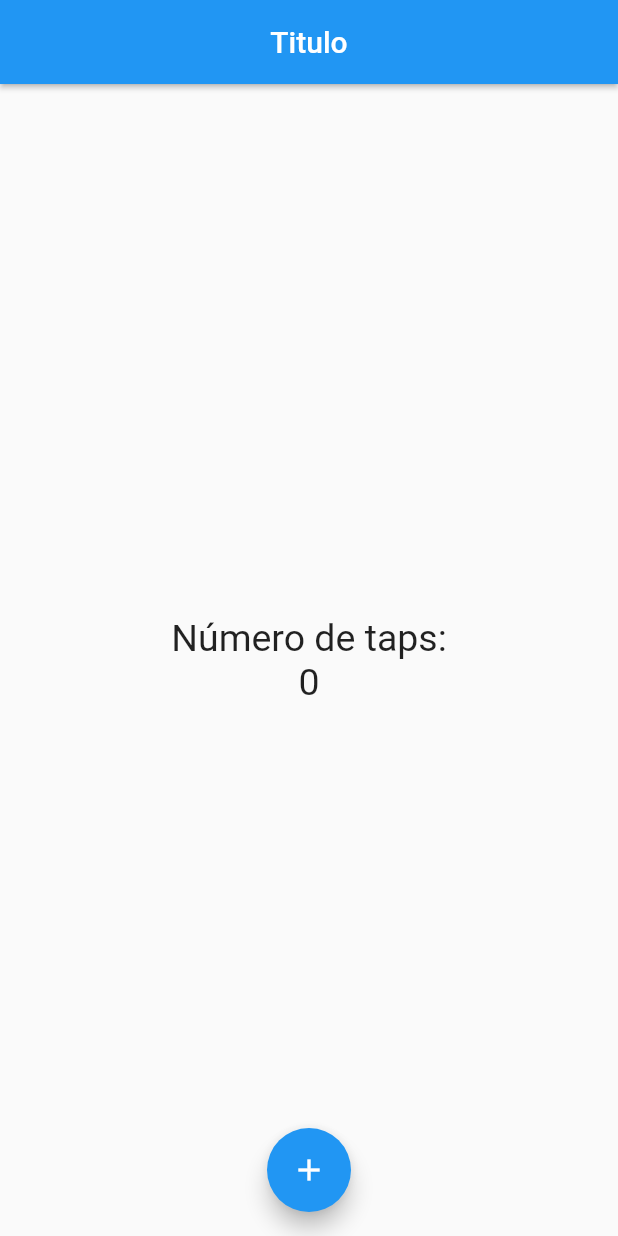
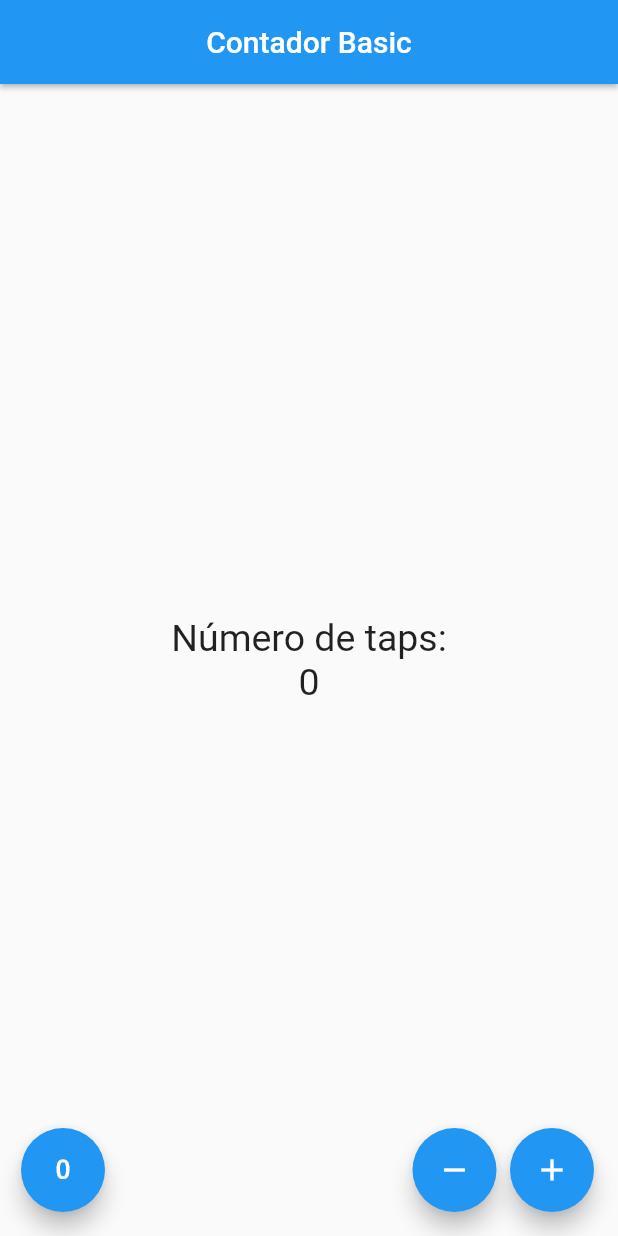
Before and after one commit to josefandino/contador, a Flutter app: the screen it shows after launch, on a phone screen of 412 x 824 dp. Run offline on Flutter 3.47's test engine with Material 2 defaults, Android fonts, the phone set to English and light mode, and no system bars.

Commit message:
funcionality contador_page.dart

```diff
--- a/lib/src/app.dart
+++ b/lib/src/app.dart
@@ -1,15 +1,18 @@
 import 'package:flutter/material.dart';
 
 
-import 'package:contador/src/pages/home_page.dart';
+import 'package:contador/src/pages/contador_page.dart';
+// import 'package:contador/src/pages/home_page.dart';
 
 
 class MyApp extends StatelessWidget {
   @override
   Widget build(context) {
     return MaterialApp(
+      debugShowCheckedModeBanner: false,
       home: Center(
-        child: HomePage(),
+        // child: HomePage(),
+        child: ContadorPage(),
       ),
 
     );
--- /dev/null
+++ b/lib/src/pages/contador_page.dart
@@ -0,0 +1,59 @@
+import 'package:flutter/material.dart';
+
+class ContadorPage extends StatefulWidget {
+  @override
+  createState() {
+    return new _ContadorPageState();
+  }
+}
+
+class _ContadorPageState extends State<ContadorPage> {
+  final _estiloTexto = new TextStyle(fontSize: 25);
+
+  int _conteo = 0;
+
+  @override
+  Widget build(BuildContext context) {
+    return Scaffold(
+        appBar: AppBar(
+          title: Text('Contador Basic'),
+          centerTitle: true,
+          elevation: 1.5,
+        ),
+        body: Center(
+          child: Column(
+            mainAxisAlignment: MainAxisAlignment.center,
+            children: <Widget>[
+              Text('Número de taps:', style: _estiloTexto),
+              Text('$_conteo', style: _estiloTexto),
+            ],
+          ),
+        ),
+        // floatingActionButtonLocation: FloatingActionButtonLocation.centerFloat,
+        floatingActionButton: _crearBotones());
+  }
+
+  Widget _crearBotones() {
+    return Row(
+      mainAxisAlignment: MainAxisAlignment.end,
+      children: <Widget>[
+        SizedBox(width: 30.0),
+        FloatingActionButton(child: Icon(Icons.exposure_zero), onPressed: _reset),
+        Expanded(child: SizedBox()),
+        FloatingActionButton(child: Icon(Icons.remove), onPressed: _restar),
+        SizedBox(width: 9.0),
+        FloatingActionButton(child: Icon(Icons.add), onPressed: _sumar ),
+      ],
+    );
+  }
+
+  void _sumar() { setState(() =>  _conteo++ );  }
+
+  void _restar() { setState(() => _conteo-- );  }
+
+  void _reset() {
+    setState(() {
+      _conteo = 0;
+    });
+  }
+}
--- a/lib/src/pages/home_page.dart
+++ b/lib/src/pages/home_page.dart
@@ -2,6 +2,8 @@ import 'package:flutter/material.dart';
 
 class HomePage extends StatelessWidget {
   final estiloTexto = new TextStyle(fontSize: 25);
+
+  final conteo = 10;
 
   @override
   Widget build(BuildContext context) {
@@ -16,20 +18,20 @@ class HomePage extends StatelessWidget {
           mainAxisAlignment: MainAxisAlignment.center,
           children: <Widget>[
             Text('Número de taps:', style: estiloTexto),
-            Text('0', style: estiloTexto),
+            Text('$conteo', style: estiloTexto),
           ],
         ),
       ),
-      floatingActionButtonLocation: FloatingActionButtonLocation.centerFloat,
+      // floatingActionButtonLocation: FloatingActionButtonLocation.centerFloat,
       floatingActionButton: FloatingActionButton(
         child: Icon(
           Icons.add,
         ),
         onPressed: () {
           print('hola mundo');
+          // conteo = conteo + 1;
         },
       ),
-      // floatingActionButtonLocation: FloatingActionButtonLocation.centerFloat,
     );
   }
 }
```
